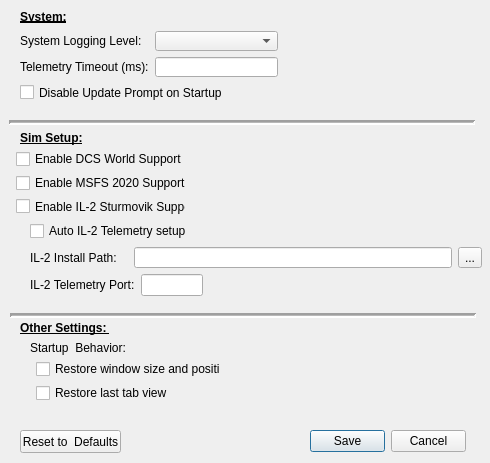
This is SM/system_settings.ui in walmis/VPforce-TelemFFB as Qt 5 draws it before an edit. The edited form follows.
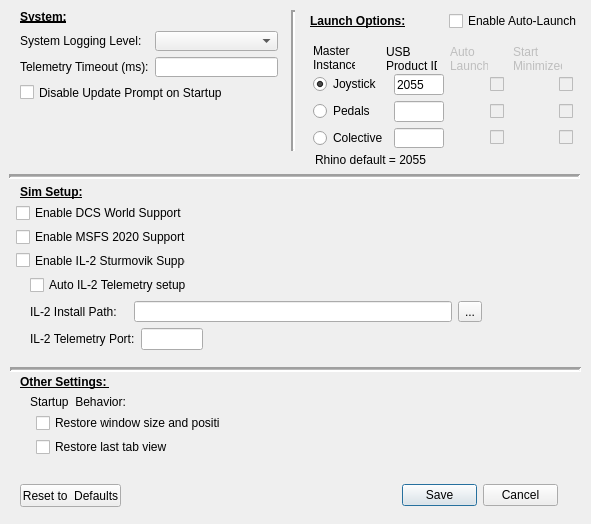
This is the edited form.

Commit message: refactor system registry settings, add launcher to UI

Patch:
```diff
--- a/SM/system_settings.ui
+++ b/SM/system_settings.ui
@@ -6,8 +6,8 @@
    <rect>
     <x>0</x>
     <y>0</y>
-    <width>490</width>
-    <height>463</height>
+    <width>591</width>
+    <height>524</height>
    </rect>
   </property>
   <property name="sizePolicy">
@@ -24,7 +24,7 @@
   </property>
   <property name="maximumSize">
    <size>
-    <width>490</width>
+    <width>800</width>
     <height>800</height>
    </size>
   </property>
@@ -35,8 +35,8 @@
    <property name="geometry">
     <rect>
      <x>9</x>
-     <y>114</y>
-     <width>466</width>
+     <y>168</y>
+     <width>571</width>
      <height>16</height>
     </rect>
    </property>
@@ -59,8 +59,8 @@
   <widget class="QDialogButtonBox" name="buttonBox">
    <property name="geometry">
     <rect>
-     <x>310</x>
-     <y>430</y>
+     <x>402</x>
+     <y>484</y>
      <width>156</width>
      <height>23</height>
     </rect>
@@ -76,7 +76,7 @@
    <property name="geometry">
     <rect>
      <x>20</x>
-     <y>430</y>
+     <y>484</y>
      <width>101</width>
      <height>23</height>
     </rect>
@@ -128,7 +128,7 @@
    <property name="geometry">
     <rect>
      <x>16</x>
-     <y>150</y>
+     <y>204</y>
      <width>170</width>
      <height>65</height>
     </rect>
@@ -161,7 +161,7 @@
    <property name="geometry">
     <rect>
      <x>30</x>
-     <y>221</y>
+     <y>275</y>
      <width>452</width>
      <height>75</height>
     </rect>
@@ -243,8 +243,8 @@
    <property name="geometry">
     <rect>
      <x>10</x>
-     <y>307</y>
-     <width>466</width>
+     <y>361</y>
+     <width>571</width>
      <height>16</height>
     </rect>
    </property>
@@ -288,7 +288,7 @@
    <property name="geometry">
     <rect>
      <x>20</x>
-     <y>130</y>
+     <y>184</y>
      <width>71</width>
      <height>16</height>
     </rect>
@@ -308,7 +308,7 @@
    <property name="geometry">
     <rect>
      <x>20</x>
-     <y>320</y>
+     <y>374</y>
      <width>91</width>
      <height>16</height>
     </rect>
@@ -328,7 +328,7 @@
    <property name="geometry">
     <rect>
      <x>30</x>
-     <y>340</y>
+     <y>394</y>
      <width>101</width>
      <height>16</height>
     </rect>
@@ -337,11 +337,11 @@
     <string>Startup  Behavior:</string>
    </property>
   </widget>
-  <widget class="QWidget" name="">
+  <widget class="QWidget" name="layoutWidget">
    <property name="geometry">
     <rect>
      <x>36</x>
-     <y>360</y>
+     <y>414</y>
      <width>184</width>
      <height>42</height>
     </rect>
@@ -363,6 +363,393 @@
     </item>
    </layout>
   </widget>
+  <widget class="QLabel" name="label_10">
+   <property name="geometry">
+    <rect>
+     <x>315</x>
+     <y>152</y>
+     <width>151</width>
+     <height>16</height>
+    </rect>
+   </property>
+   <property name="text">
+    <string>Rhino default = 2055</string>
+   </property>
+  </widget>
+  <widget class="QLabel" name="label_12">
+   <property name="geometry">
+    <rect>
+     <x>386</x>
+     <y>45</y>
+     <width>51</width>
+     <height>26</height>
+    </rect>
+   </property>
+   <property name="text">
+    <string>USB
+Product ID</string>
+   </property>
+   <property name="alignment">
+    <set>Qt::AlignLeading|Qt::AlignLeft|Qt::AlignTop</set>
+   </property>
+  </widget>
+  <widget class="QLabel" name="label_9">
+   <property name="geometry">
+    <rect>
+     <x>313</x>
+     <y>45</y>
+     <width>42</width>
+     <height>26</height>
+    </rect>
+   </property>
+   <property name="text">
+    <string>Master
+Instance</string>
+   </property>
+  </widget>
+  <widget class="QLabel" name="lab_auto_launch">
+   <property name="enabled">
+    <bool>false</bool>
+   </property>
+   <property name="geometry">
+    <rect>
+     <x>450</x>
+     <y>45</y>
+     <width>38</width>
+     <height>26</height>
+    </rect>
+   </property>
+   <property name="text">
+    <string>Auto
+Launch:</string>
+   </property>
+   <property name="alignment">
+    <set>Qt::AlignLeading|Qt::AlignLeft|Qt::AlignTop</set>
+   </property>
+  </widget>
+  <widget class="QLabel" name="lab_start_min">
+   <property name="enabled">
+    <bool>false</bool>
+   </property>
+   <property name="geometry">
+    <rect>
+     <x>513</x>
+     <y>45</y>
+     <width>49</width>
+     <height>26</height>
+    </rect>
+   </property>
+   <property name="text">
+    <string>Start
+Minimized:</string>
+   </property>
+   <property name="alignment">
+    <set>Qt::AlignLeading|Qt::AlignLeft|Qt::AlignTop</set>
+   </property>
+  </widget>
+  <widget class="Line" name="line_3">
+   <property name="geometry">
+    <rect>
+     <x>283</x>
+     <y>10</y>
+     <width>20</width>
+     <height>141</height>
+    </rect>
+   </property>
+   <property name="font">
+    <font>
+     <weight>50</weight>
+     <bold>false</bold>
+    </font>
+   </property>
+   <property name="lineWidth">
+    <number>2</number>
+   </property>
+   <property name="orientation">
+    <enum>Qt::Vertical</enum>
+   </property>
+  </widget>
+  <widget class="QWidget" name="layoutWidget">
+   <property name="geometry">
+    <rect>
+     <x>313</x>
+     <y>74</y>
+     <width>262</width>
+     <height>74</height>
+    </rect>
+   </property>
+   <layout class="QGridLayout" name="gridLayout_2">
+    <item row="0" column="3">
+     <widget class="QCheckBox" name="cb_al_enable_j">
+      <property name="enabled">
+       <bool>false</bool>
+      </property>
+      <property name="text">
+       <string/>
+      </property>
+     </widget>
+    </item>
+    <item row="2" column="2">
+     <spacer name="horizontalSpacer_3">
+      <property name="orientation">
+       <enum>Qt::Horizontal</enum>
+      </property>
+      <property name="sizeType">
+       <enum>QSizePolicy::Fixed</enum>
+      </property>
+      <property name="sizeHint" stdset="0">
+       <size>
+        <width>40</width>
+        <height>20</height>
+       </size>
+      </property>
+     </spacer>
+    </item>
+    <item row="2" column="0">
+     <widget class="QRadioButton" name="rb_master_c">
+      <property name="text">
+       <string>Colective</string>
+      </property>
+     </widget>
+    </item>
+    <item row="2" column="1">
+     <widget class="QLineEdit" name="tb_pid_c">
+      <property name="maximumSize">
+       <size>
+        <width>50</width>
+        <height>16777215</height>
+       </size>
+      </property>
+     </widget>
+    </item>
+    <item row="0" column="1">
+     <widget class="QLineEdit" name="tb_pid_j">
+      <property name="maximumSize">
+       <size>
+        <width>50</width>
+        <height>16777215</height>
+       </size>
+      </property>
+      <property name="text">
+       <string>2055</string>
+      </property>
+     </widget>
+    </item>
+    <item row="1" column="1">
+     <widget class="QLineEdit" name="tb_pid_p">
+      <property name="maximumSize">
+       <size>
+        <width>50</width>
+        <height>16777215</height>
+       </size>
+      </property>
+     </widget>
+    </item>
+    <item row="2" column="5">
+     <widget class="QCheckBox" name="cb_min_enable_c">
+      <property name="enabled">
+       <bool>false</bool>
+      </property>
+      <property name="text">
+       <string/>
+      </property>
+     </widget>
+    </item>
+    <item row="1" column="0">
+     <widget class="QRadioButton" name="rb_master_p">
+      <property name="text">
+       <string>Pedals</string>
+      </property>
+     </widget>
+    </item>
+    <item row="0" column="5">
+     <widget class="QCheckBox" name="cb_min_enable_j">
+      <property name="enabled">
+       <bool>false</bool>
+      </property>
+      <property name="text">
+       <string/>
+      </property>
+     </widget>
+    </item>
+    <item row="1" column="5">
+     <widget class="QCheckBox" name="cb_min_enable_p">
+      <property name="enabled">
+       <bool>false</bool>
+      </property>
+      <property name="text">
+       <string/>
+      </property>
+     </widget>
+    </item>
+    <item row="1" column="3">
+     <widget class="QCheckBox" name="cb_al_enable_p">
+      <property name="enabled">
+       <bool>false</bool>
+      </property>
+      <property name="text">
+       <string/>
+      </property>
+     </widget>
+    </item>
+    <item row="0" column="0">
+     <widget class="QRadioButton" name="rb_master_j">
+      <property name="text">
+       <string>Joystick</string>
+      </property>
+      <property name="checked">
+       <bool>true</bool>
+      </property>
+     </widget>
+    </item>
+    <item row="0" column="2">
+     <spacer name="horizontalSpacer_2">
+      <property name="orientation">
+       <enum>Qt::Horizontal</enum>
+      </property>
+      <property name="sizeType">
+       <enum>QSizePolicy::Fixed</enum>
+      </property>
+      <property name="sizeHint" stdset="0">
+       <size>
+        <width>40</width>
+        <height>20</height>
+       </size>
+      </property>
+     </spacer>
+    </item>
+    <item row="1" column="2">
+     <spacer name="horizontalSpacer_4">
+      <property name="orientation">
+       <enum>Qt::Horizontal</enum>
+      </property>
+      <property name="sizeType">
+       <enum>QSizePolicy::Fixed</enum>
+      </property>
+      <property name="sizeHint" stdset="0">
+       <size>
+        <width>40</width>
+        <height>20</height>
+       </size>
+      </property>
+     </spacer>
+    </item>
+    <item row="2" column="3">
+     <widget class="QCheckBox" name="cb_al_enable_c">
+      <property name="enabled">
+       <bool>false</bool>
+      </property>
+      <property name="text">
+       <string/>
+      </property>
+     </widget>
+    </item>
+    <item row="0" column="4">
+     <spacer name="horizontalSpacer_7">
+      <property name="orientation">
+       <enum>Qt::Horizontal</enum>
+      </property>
+      <property name="sizeType">
+       <enum>QSizePolicy::Fixed</enum>
+      </property>
+      <property name="sizeHint" stdset="0">
+       <size>
+        <width>46</width>
+        <height>20</height>
+       </size>
+      </property>
+     </spacer>
+    </item>
+    <item row="1" column="4">
+     <spacer name="horizontalSpacer_6">
+      <property name="orientation">
+       <enum>Qt::Horizontal</enum>
+      </property>
+      <property name="sizeType">
+       <enum>QSizePolicy::Fixed</enum>
+      </property>
+      <property name="sizeHint" stdset="0">
+       <size>
+        <width>46</width>
+        <height>20</height>
+       </size>
+      </property>
+     </spacer>
+    </item>
+    <item row="2" column="4">
+     <spacer name="horizontalSpacer_5">
+      <property name="orientation">
+       <enum>Qt::Horizontal</enum>
+      </property>
+      <property name="sizeType">
+       <enum>QSizePolicy::Fixed</enum>
+      </property>
+      <property name="sizeHint" stdset="0">
+       <size>
+        <width>46</width>
+        <height>20</height>
+       </size>
+      </property>
+     </spacer>
+    </item>
+   </layout>
+  </widget>
+  <widget class="QWidget" name="">
+   <property name="geometry">
+    <rect>
+     <x>310</x>
+     <y>10</y>
+     <width>269</width>
+     <height>22</height>
+    </rect>
+   </property>
+   <layout class="QHBoxLayout" name="horizontalLayout_3">
+    <item>
+     <widget class="QLabel" name="label_11">
+      <property name="font">
+       <font>
+        <weight>75</weight>
+        <bold>true</bold>
+        <underline>true</underline>
+       </font>
+      </property>
+      <property name="text">
+       <string>Launch Options:</string>
+      </property>
+     </widget>
+    </item>
+    <item>
+     <spacer name="horizontalSpacer_8">
+      <property name="orientation">
+       <enum>Qt::Horizontal</enum>
+      </property>
+      <property name="sizeType">
+       <enum>QSizePolicy::Fixed</enum>
+      </property>
+      <property name="sizeHint" stdset="0">
+       <size>
+        <width>37</width>
+        <height>20</height>
+       </size>
+      </property>
+     </spacer>
+    </item>
+    <item>
+     <widget class="QCheckBox" name="cb_al_enable">
+      <property name="font">
+       <font>
+        <weight>50</weight>
+        <bold>false</bold>
+        <underline>false</underline>
+       </font>
+      </property>
+      <property name="text">
+       <string>Enable Auto-Launch</string>
+      </property>
+     </widget>
+    </item>
+   </layout>
+  </widget>
  </widget>
  <resources/>
  <connections/>
```
Left out of the diff: 7 changed lines with no effect on the pictures. The commit also changes 2 other files.
